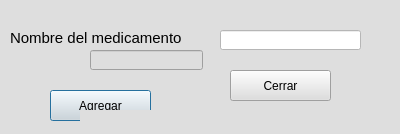
Qt form addME.ui (DianaCarina/Pastillero) before a commit.
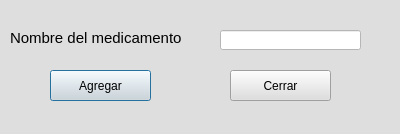
The same form after that commit.

```diff
--- a/addME.ui
+++ b/addME.ui
@@ -62,7 +62,7 @@
    <property name="geometry">
     <rect>
      <x>50</x>
-     <y>90</y>
+     <y>70</y>
      <width>101</width>
      <height>31</height>
     </rect>
@@ -102,16 +102,6 @@
     <string/>
    </property>
   </widget>
-  <widget class="QLineEdit" name="lineEdit">
-   <property name="geometry">
-    <rect>
-     <x>90</x>
-     <y>50</y>
-     <width>113</width>
-     <height>20</height>
-    </rect>
-   </property>
-  </widget>
  </widget>
  <resources/>
  <connections>
```
